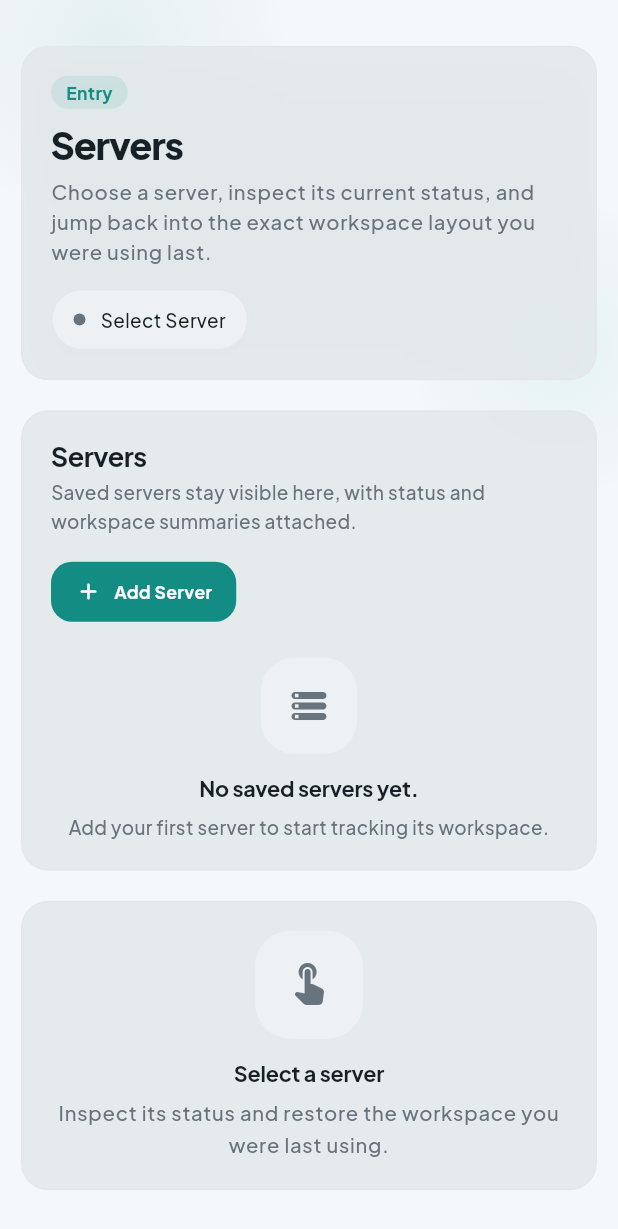
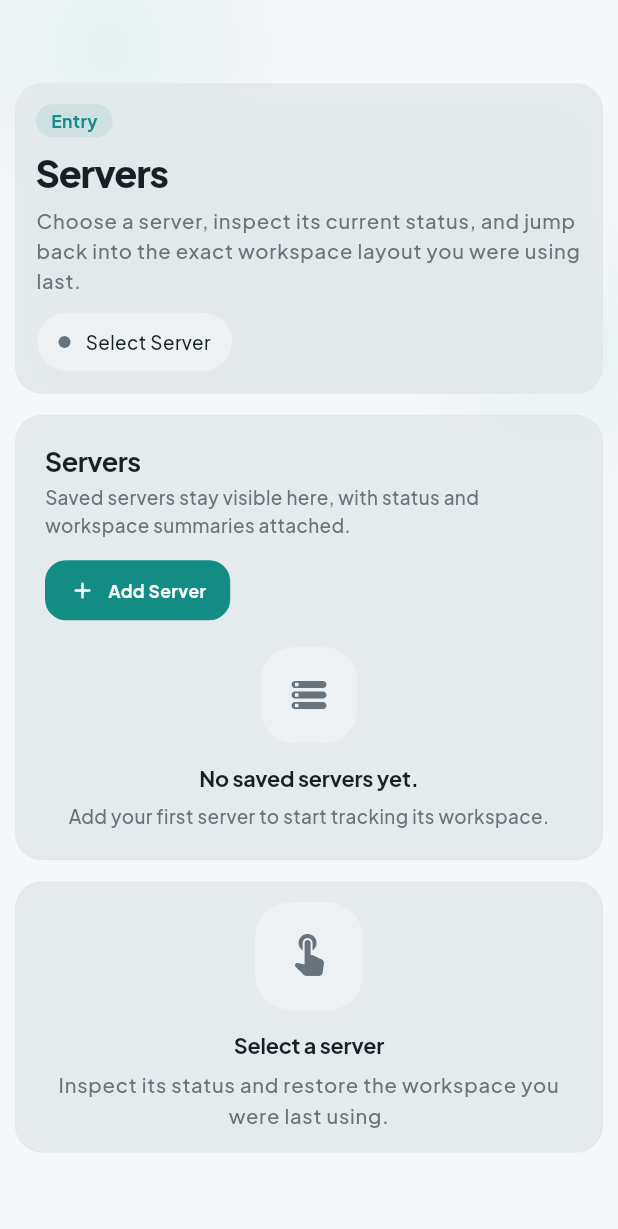
Before and after one commit to jungwuk-ryu/better-opencode-client, a Flutter app: the screen it shows after launch, on a phone screen of 412 x 824 dp. Shown: the top 1229 px of the screen. Run offline on Flutter 3.47's test engine with Material 3 defaults, Android fonts, the phone set to English and light mode, and no system bars; our stand-ins replace app_links, audioplayers, flutter_local_notifications, flutter_markdown_plus, flutter_secure_storage, google_fonts and 2 more; missing offline and left inert: desktop_drop, file_selector, xterm; accounts and stored records are empty.

Commit message:
fix(web-home): tighten mobile spacing

```diff
--- a/lib/src/features/web_parity/web_home_screen.dart
+++ b/lib/src/features/web_parity/web_home_screen.dart
@@ -1012,7 +1012,7 @@ class _WebParityHomeScreenState extends State<WebParityHomeScreen> {
                 child: Padding(
                   padding: EdgeInsets.all(
                     MediaQuery.sizeOf(context).width < 600
-                        ? AppSpacing.md
+                        ? AppSpacing.sm
                         : AppSpacing.lg,
                   ),
                   child: controller.loading
@@ -1109,7 +1109,7 @@ class _WebParityHomeScreenState extends State<WebParityHomeScreen> {
                                             flex: 4,
                                             child: serverListPanel,
                                           ),
-                                          const SizedBox(width: AppSpacing.lg),
+                                          const SizedBox(width: AppSpacing.md),
                                           Flexible(flex: 6, child: detailPanel),
                                         ],
                                       )
@@ -1119,7 +1119,7 @@ class _WebParityHomeScreenState extends State<WebParityHomeScreen> {
                                             flex: 4,
                                             child: serverListPanel,
                                           ),
-                                          const SizedBox(height: AppSpacing.lg),
+                                          const SizedBox(height: AppSpacing.md),
                                           Expanded(flex: 6, child: detailPanel),
                                         ],
                                       );
@@ -1130,9 +1130,9 @@ class _WebParityHomeScreenState extends State<WebParityHomeScreen> {
                                           CrossAxisAlignment.start,
                                       children: <Widget>[
                                         headerSection,
-                                        const SizedBox(height: AppSpacing.lg),
+                                        const SizedBox(height: AppSpacing.md),
                                         serverListPanel,
-                                        const SizedBox(height: AppSpacing.lg),
+                                        const SizedBox(height: AppSpacing.md),
                                         detailPanel,
                                       ],
                                     ),
@@ -1142,7 +1142,7 @@ class _WebParityHomeScreenState extends State<WebParityHomeScreen> {
                                   crossAxisAlignment: CrossAxisAlignment.start,
                                   children: <Widget>[
                                     headerSection,
-                                    const SizedBox(height: AppSpacing.lg),
+                                    const SizedBox(height: AppSpacing.md),
                                     Expanded(child: contentSection),
                                   ],
                                 );
@@ -1275,7 +1275,7 @@ class _HomeHeroHeader extends StatelessWidget {
       backgroundOpacity: 0.9,
       borderOpacity: 0.06,
       child: Padding(
-        padding: const EdgeInsets.all(AppSpacing.lg),
+        padding: const EdgeInsets.all(AppSpacing.md),
         child: LayoutBuilder(
           builder: (context, constraints) {
             final compact = constraints.maxWidth < 760;
@@ -1337,7 +1337,7 @@ class _HomeHeroHeader extends StatelessWidget {
                   ),
                   const SizedBox(height: AppSpacing.xs),
                   description,
-                  const SizedBox(height: AppSpacing.md),
+                  const SizedBox(height: AppSpacing.sm),
                   actions,
                 ],
               );
@@ -1381,7 +1381,7 @@ class _HomeHeroHeader extends StatelessWidget {
                     ],
                   ),
                 ),
-                const SizedBox(width: AppSpacing.lg),
+                const SizedBox(width: AppSpacing.md),
                 ConstrainedBox(
                   constraints: const BoxConstraints(maxWidth: 340),
                   child: actions,
@@ -1486,7 +1486,7 @@ class _HomeServerListPanel extends StatelessWidget {
                       children: <Widget>[
                         titleBlock,
                         SizedBox(
-                          height: compressed ? AppSpacing.sm : AppSpacing.md,
+                          height: compressed ? AppSpacing.xs : AppSpacing.sm,
                         ),
                         actions,
                       ],
@@ -1495,13 +1495,13 @@ class _HomeServerListPanel extends StatelessWidget {
                   return Row(
                     children: <Widget>[
                       Expanded(child: titleBlock),
-                      const SizedBox(width: AppSpacing.md),
+                      const SizedBox(width: AppSpacing.sm),
                       actions,
                     ],
                   );
                 },
               ),
-              SizedBox(height: compressed ? AppSpacing.md : AppSpacing.lg),
+              SizedBox(height: compressed ? AppSpacing.sm : AppSpacing.md),
               if (profiles.isEmpty)
                 embeddedInPage
                     ? Center(
@@ -1592,7 +1592,7 @@ class _HomeServerListPanel extends StatelessWidget {
                             padding: EdgeInsets.only(
                               bottom: index == profiles.length - 1
                                   ? 0
-                                  : AppSpacing.sm,
+                                  : AppSpacing.xs,
                             ),
                             child: _ServerManagementCard(
                               key: ValueKey<String>(
@@ -1631,7 +1631,7 @@ class _HomeServerListPanel extends StatelessWidget {
                         child: ListView.separated(
                           itemCount: profiles.length,
                           separatorBuilder: (_, _) =>
-                              const SizedBox(height: AppSpacing.sm),
+                              const SizedBox(height: AppSpacing.xs),
                           itemBuilder: (context, index) {
                             final profile = profiles[index];
                             final selected = selectedProfile?.id == profile.id;
@@ -1858,7 +1858,7 @@ class _HomeServerDetailPanel extends StatelessWidget {
                   ),
                 ],
               ),
-            const SizedBox(height: AppSpacing.lg),
+            const SizedBox(height: AppSpacing.md),
             _HomeDetailSection(
               title: context.wp('Workspace'),
               subtitle: context.wp(
@@ -1871,14 +1871,14 @@ class _HomeServerDetailPanel extends StatelessWidget {
                       ),
                     )
                   : Wrap(
-                      spacing: AppSpacing.sm,
-                      runSpacing: AppSpacing.sm,
+                      spacing: AppSpacing.xs,
+                      runSpacing: AppSpacing.xs,
                       children: paneSnapshots
                           .map((pane) => _HomePaneCard(pane: pane))
                           .toList(growable: false),
                     ),
             ),
-            const SizedBox(height: AppSpacing.lg),
+            const SizedBox(height: AppSpacing.md),
             _HomeDetailSection(
               title: context.wp('Running Now'),
               subtitle: context.wp(
@@ -1900,7 +1900,7 @@ class _HomeServerDetailPanel extends StatelessWidget {
                           .map(
                             (session) => Padding(
                               padding: const EdgeInsets.only(
-                                bottom: AppSpacing.sm,
+                                bottom: AppSpacing.xs,
                               ),
                               child: _HomeRunningSessionCard(session: session),
                             ),
@@ -1908,7 +1908,7 @@ class _HomeServerDetailPanel extends StatelessWidget {
                           .toList(growable: false),
                     ),
             ),
-            const SizedBox(height: AppSpacing.lg),
+            const SizedBox(height: AppSpacing.md),
             _HomeDetailSection(
               title: context.wp('Projects'),
               subtitle: context.wp(
@@ -1920,8 +1920,8 @@ class _HomeServerDetailPanel extends StatelessWidget {
                       expanded: true,
                     )
                   : Wrap(
-                      spacing: AppSpacing.sm,
-                      runSpacing: AppSpacing.sm,
+                      spacing: AppSpacing.xs,
+                      runSpacing: AppSpacing.xs,
                       children: <Widget>[
                         _HomeAddProjectTile(onTap: onOpenProjectPicker),
                         ...projectTargets.map(
@@ -2111,7 +2111,7 @@ class _HomeServerDetailActions extends StatelessWidget {
 class _HomeSectionCard extends StatelessWidget {
   const _HomeSectionCard({
     required this.child,
-    this.padding = const EdgeInsets.all(AppSpacing.lg),
+    this.padding = const EdgeInsets.all(AppSpacing.md),
   });
 
   final Widget child;
@@ -2147,7 +2147,7 @@ class _HomeDetailSection extends StatelessWidget {
     final surfaces = Theme.of(context).extension<AppSurfaces>()!;
     return Container(
       width: double.infinity,
-      padding: const EdgeInsets.all(AppSpacing.md),
+      padding: const EdgeInsets.all(AppSpacing.sm),
       decoration: appSoftCardDecoration(
         context,
         radius: AppSpacing.panelRadius,
@@ -2163,14 +2163,14 @@ class _HomeDetailSection extends StatelessWidget {
               context,
             ).textTheme.titleMedium?.copyWith(fontWeight: FontWeight.w700),
           ),
-          const SizedBox(height: AppSpacing.xs),
+          const SizedBox(height: AppSpacing.xxs),
           Text(
             subtitle,
             style: Theme.of(
               context,
             ).textTheme.bodyMedium?.copyWith(color: surfaces.muted),
           ),
-          const SizedBox(height: AppSpacing.md),
+          const SizedBox(height: AppSpacing.sm),
           child,
         ],
       ),
@@ -2199,7 +2199,7 @@ class _HomePaneCard extends StatelessWidget {
         emphasized: pane.active,
       ),
       child: Padding(
-        padding: const EdgeInsets.all(AppSpacing.md),
+        padding: const EdgeInsets.all(AppSpacing.sm),
         child: Column(
           crossAxisAlignment: CrossAxisAlignment.start,
           children: <Widget>[
@@ -2288,7 +2288,7 @@ class _HomeRunningSessionCard extends StatelessWidget {
     return Container(
       key: ValueKey<String>('home-running-session-${session.sessionId}'),
       width: double.infinity,
-      padding: const EdgeInsets.all(AppSpacing.md),
+      padding: const EdgeInsets.all(AppSpacing.sm),
       decoration: appSoftCardDecoration(
         context,
         radius: AppSpacing.lg,
@@ -2399,7 +2399,7 @@ class _HomeAddProjectTile extends StatelessWidget {
           ),
           child: Center(
             child: Padding(
-              padding: const EdgeInsets.symmetric(horizontal: AppSpacing.sm),
+              padding: const EdgeInsets.symmetric(horizontal: AppSpacing.xs),
               child: FittedBox(
                 fit: BoxFit.scaleDown,
                 child: Row(
```
